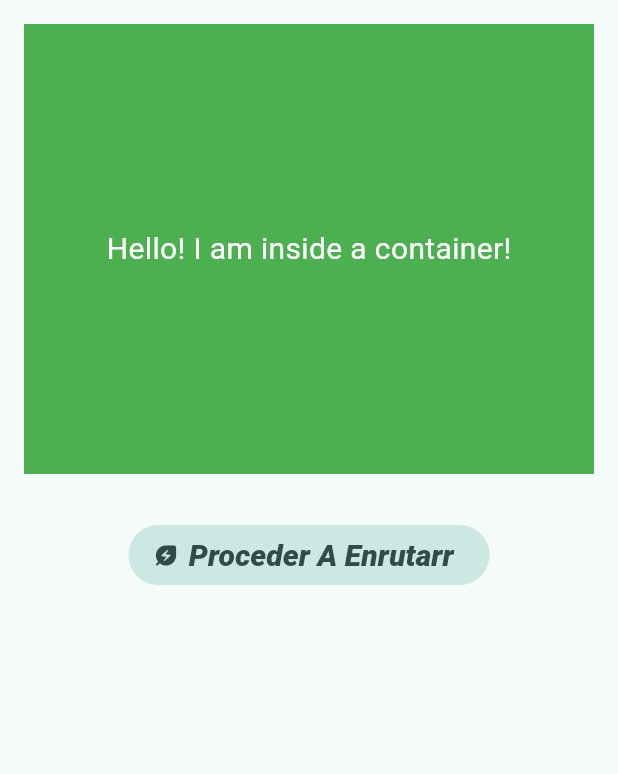
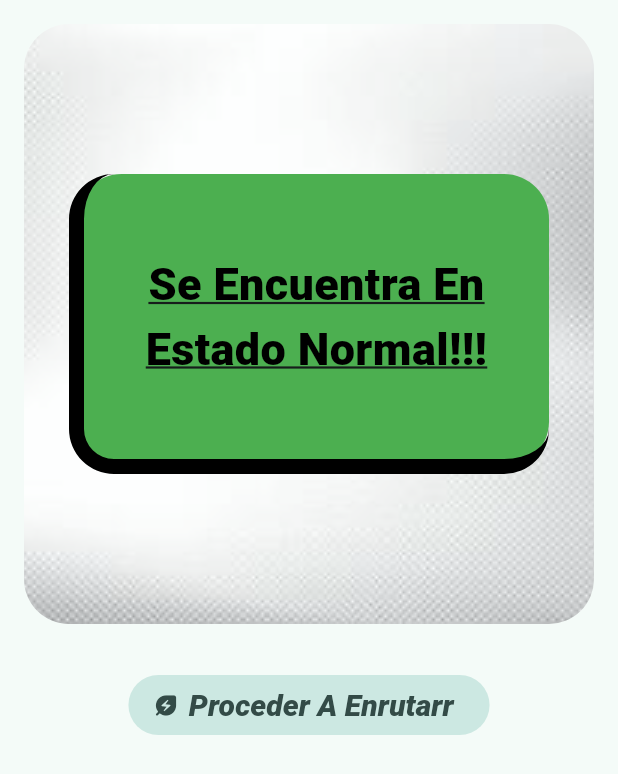
Before and after one commit to chichito/enruta_auto_app, a Flutter app: the NormalEstado widget shown alone on an empty page, opened directly, on a phone screen of 412 x 824 dp. Shown: the top 774 px of the screen. Run offline on Flutter 3.47's test engine with Material 3 defaults, Android fonts, the phone set to English and light mode, and no system bars; our stand-ins replace flutter_bloc, flutter_secure_storage, gap, string_validator; accounts and stored records are empty.

Commit message:
sabado05

```diff
--- a/lib/ui/home/bloc/data_store_state.dart
+++ b/lib/ui/home/bloc/data_store_state.dart
@@ -7,6 +7,7 @@ class AuthInitial extends DataStoreState {}
 class AuthStatusValid extends DataStoreState {
   final String valorIp;
   final String valorPort;
+  String get isUrl => 'http://$valorIp:$valorPort';
 
   AuthStatusValid(this.valorIp, this.valorPort);
 }
--- a/lib/ui/home/view/data_page.dart
+++ b/lib/ui/home/view/data_page.dart
@@ -1,8 +1,8 @@
-import 'package:enruta_auto_app/ui/home/bloc/data_store_bloc.dart';
 import 'package:enruta_auto_app/ui/home/cubit/data_cubit.dart';
 import 'package:enruta_auto_app/ui/home/widgets/hora_widget.dart';
 import 'package:flutter/material.dart';
 import 'package:flutter_bloc/flutter_bloc.dart';
+import 'package:string_validator/string_validator.dart';
 
 class DataPage extends StatefulWidget {
   const DataPage({super.key});
@@ -94,12 +94,16 @@ class _DataPageState extends State<DataPage> {
           ).copyWith(bottom: 20 + keyboardHeight),
           child: ElevatedButton(
             onPressed: () {
+              /*
               context.read<DataStoreBloc>().add(
                 GrabarIn(
                   valorip: cubit.state.sIp!,
                   valorport: cubit.state.sPort!,
                 ),
-              );
+              );*/
+              String userInput = cubit.state.sIp!;
+              bool isValid = userInput.isIP(); // false
+              print(isValid);
             },
             child: Text('Guardar Datos'),
           ),
--- a/lib/ui/home/widgets/info_status.dart
+++ b/lib/ui/home/widgets/info_status.dart
@@ -9,8 +9,7 @@ class InfoStatus extends StatelessWidget {
   @override
   Widget build(BuildContext context) {
     final authState = context.read<DataStoreBloc>().state;
-    final sIp = authState is AuthStatusValid ? authState.valorIp : null;
-    final sPort = authState is AuthStatusValid ? authState.valorPort : null;
+    final isUrl = authState is AuthStatusValid ? authState.isUrl : null;
     return Align(
       alignment: Alignment.bottomCenter,
       child: SizedBox(
@@ -26,7 +25,7 @@ class InfoStatus extends StatelessWidget {
                 InfoItem(
                   iconPath: 'assets/icons/ip.png',
                   value: 'Direccion:',
-                  label: 'http;//${sIp.toString()}:${sPort.toString()}',
+                  label: isUrl.toString(),
                 ),
                 VerticalDivider(color: Colors.grey[300]),
                 HoraWidget(sizeFont: 14, 0),
--- a/lib/ui/home/widgets/normal_estado.dart
+++ b/lib/ui/home/widgets/normal_estado.dart
@@ -12,14 +12,55 @@ class NormalEstado extends StatelessWidget {
       child: Column(
         children: [
           Container(
-            height: 300,
+            height: 400,
             // Width of the container
             width: double.infinity,
-            color: Colors.green,
+            //color: Colors.green,
+            decoration: BoxDecoration(
+              borderRadius: BorderRadius.circular(30),
+              image: DecorationImage(
+                image: AssetImage("assets/images/degradadogris.jpg"),
+                fit: BoxFit.cover,
+                colorFilter: ColorFilter.mode(
+                  Colors.white.withOpacity(0.8),
+                  BlendMode.dstATop,
+                ),
+              ),
+            ),
             child: Center(
-              child: const Text(
-                "Hello! I am inside a container!",
-                style: TextStyle(fontSize: 20, color: Colors.white),
+              child: Container(
+                margin: EdgeInsets.only(
+                  top: 100,
+                  bottom: 100,
+                  left: 30,
+                  right: 30,
+                ),
+                decoration: BoxDecoration(
+                  borderRadius: BorderRadius.circular(30),
+                  color: Colors.green,
+                  border: Border(
+                    left: BorderSide(color: Colors.black, width: 10),
+                    bottom: BorderSide(color: Colors.black, width: 10),
+                  ),
+                ),
+                //color: Colors.green,
+                child: Center(
+                  child: Text(
+                    "Se Encuentra En Estado Normal!!!",
+                    textAlign: TextAlign.center,
+                    overflow: TextOverflow.ellipsis,
+                    maxLines: 2,
+                    style: TextStyle(
+                      fontWeight: FontWeight.w900,
+                      fontSize: 30,
+                      color: Colors.black,
+                      decoration: TextDecoration.combine([
+                        TextDecoration.underline,
+                        //TextDecoration.lineThrough,
+                      ]),
+                    ),
+                  ),
+                ),
               ),
             ),
           ),
@@ -32,10 +73,8 @@ class NormalEstado extends StatelessWidget {
                 if (value.contains(WidgetState.pressed)) {
                   return TextStyle(
                     fontSize: 30,
-                    //backgroundColor: Colors.blue,
                     decorationColor: Colors.amber,
                     fontWeight: FontWeight.w900,
-                    //decoration: BoxDecoration(color: Colors.amber),
                   );
                 }
                 return TextStyle(
@@ -45,10 +84,6 @@ class NormalEstado extends StatelessWidget {
                   fontWeight: FontWeight.w900,
                 );
               }),
-              //foregroundColor: MaterialStateProperty.all<Color>(Colors.white),
-              //padding: MaterialStateProperty.all<EdgeInsets>(
-              //EdgeInsets.symmetric(horizontal: 20, vertical: 10),
-              //),
             ),
             onPressed: () {},
             label: Text("Proceder A Enrutarr"),
--- a/pubspec.yaml
+++ b/pubspec.yaml
@@ -35,6 +35,7 @@ dependencies:
   flutter_secure_storage: ^9.2.4
   gap: ^3.0.1
   intl: ^0.20.2
+  string_validator: ^1.2.0
 
 dev_dependencies:
   flutter_lints: ^5.0.0
```
Also changed, not shown: assets/images/degradadogris.jpg (added), pubspec.lock.
